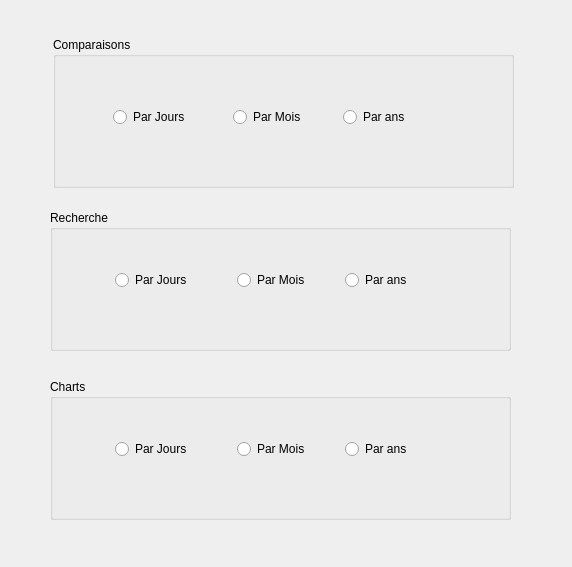
This is Mouadhromdhane/dialog.ui in ZghalYoussef97/Sixpack- as Qt 5 draws it before an edit. The edited form follows.
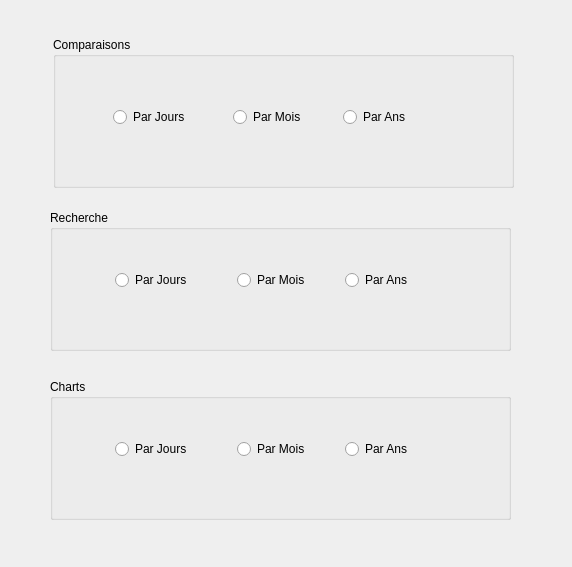
This is the edited form.

```diff
--- a/Mouadhromdhane/dialog.ui
+++ b/Mouadhromdhane/dialog.ui
@@ -48,7 +48,7 @@
      </rect>
     </property>
     <property name="text">
-     <string>Par ans</string>
+     <string>Par Ans</string>
     </property>
    </widget>
    <widget class="QRadioButton" name="radioButton_12">
@@ -87,7 +87,7 @@
      </rect>
     </property>
     <property name="text">
-     <string>Par ans</string>
+     <string>Par Ans</string>
     </property>
    </widget>
    <widget class="QRadioButton" name="radioButton_3">
@@ -139,7 +139,7 @@
      </rect>
     </property>
     <property name="text">
-     <string>Par ans</string>
+     <string>Par Ans</string>
     </property>
    </widget>
    <widget class="QRadioButton" name="radioButton_10">
```
